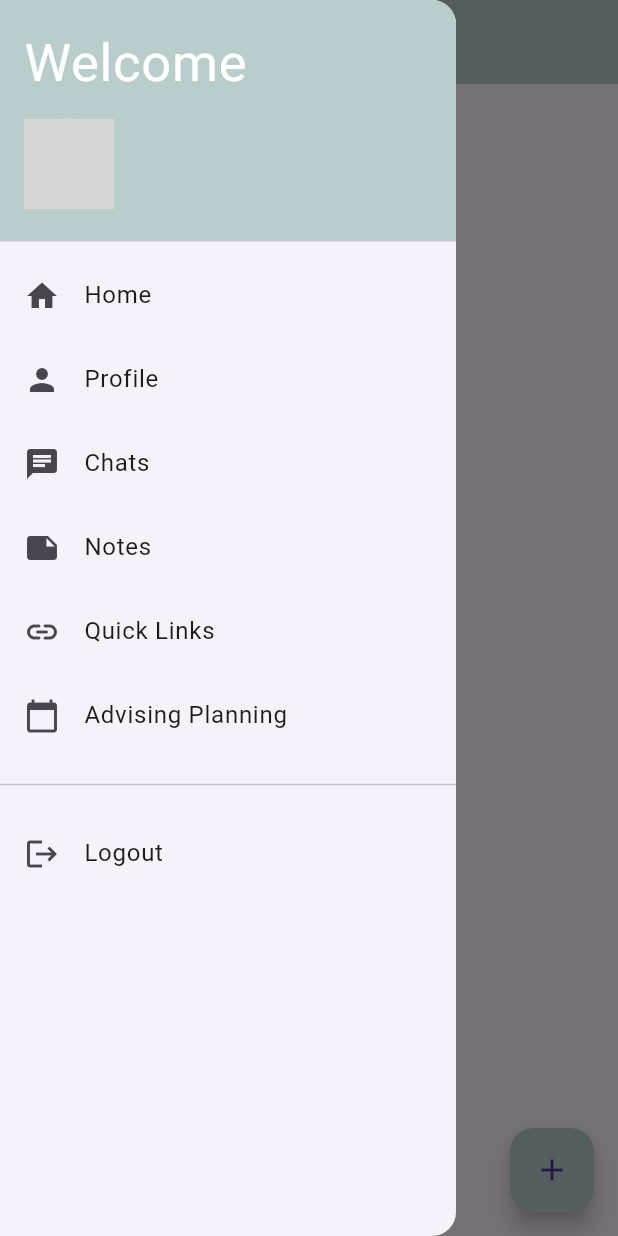
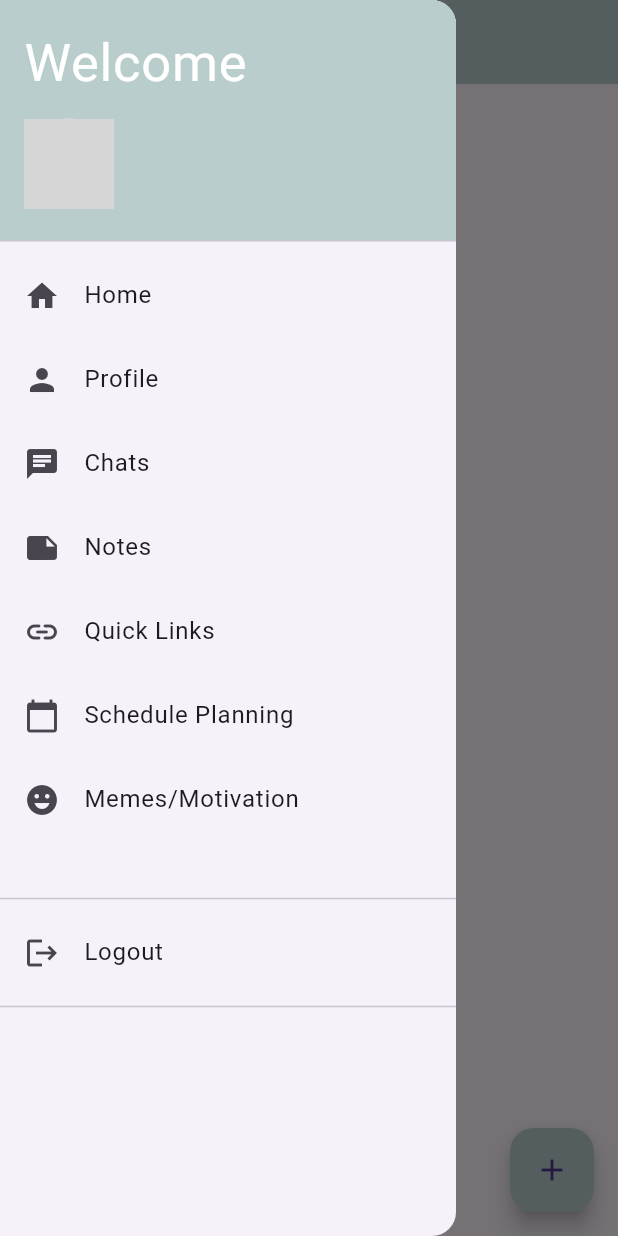
Before and after one commit to X-Irrelevant-X/UMate, a Flutter app: the Notes screen opened directly, with the side drawer open, on a phone screen of 412 x 824 dp. Run offline on Flutter 3.47's test engine with Material 3 defaults, Android fonts, the phone set to English and light mode, and no system bars; our stand-ins replace auto_size_text, cloud_firestore, firebase_auth, firebase_core, firebase_storage, image_picker; accounts and stored records are empty; network calls fail; grey boxes are pictures that could not be loaded.

Commit message:
v 0.8
Added Reddit Memes and motivation Tab. UI for scheduling.

```diff
--- /dev/null
+++ b/lib/controller/memes_c.dart
@@ -0,0 +1,31 @@
+import 'dart:convert';
+import 'package:http/http.dart';
+import 'dart:math';
+
+class FetchMeme {
+  static final List<String> subredList = [
+    'IslamicQuotes',
+    'ProgrammerHumor',
+    'wholesomememes',
+    'StoicMemes',
+    'engineeringmemes',
+  ];
+
+  static Future<String> fetchNewMeme() async {
+    try {
+      String randomSubreddit;
+
+      randomSubreddit = subredList[Random().nextInt(subredList.length)];
+
+      Response response = await get(Uri.parse("https://meme-api.com/gimme/$randomSubreddit"));
+      Map bodydata = jsonDecode(response.body);
+      String memeUrl = bodydata["url"];
+
+
+      return memeUrl;
+    } catch (e) {
+      print("Error fetching meme: $e");
+      throw Exception("Failed to fetch meme");
+    }
+  }
+}
--- a/lib/view/profile.dart
+++ b/lib/view/profile.dart
@@ -91,10 +91,10 @@ class ProfileState extends State<ProfilePage> {
                       backgroundImage: _image != null
                         ? FileImage(_image!) as ImageProvider<Object>?
                         : widget.user.avatarurl != null
-                            ? NetworkImage(widget.user.avatarurl!) as ImageProvider<Object>? // Load image from URL
+                            ? NetworkImage(widget.user.avatarurl!) as ImageProvider<Object>?
                             : null,
 
-                      child: _image == null && widget.user.avatarurl == null
+                      child: ((_image == null && widget.user.avatarurl == null) || widget.user.avatarurl!.isEmpty)
                           ? const Icon(Icons.add_a_photo, size: 40)
                           : null,
                     ),
--- a/lib/view/advising.dart
+++ b/lib/view/schedule.dart
@@ -1,8 +1,9 @@
 import 'package:flutter/material.dart';
 import 'package:umate/view/sidebar.dart';
 
-class AdvisingPlanning extends StatelessWidget {
-  const AdvisingPlanning({Key? key}) : super(key: key);
+
+class SchedulePlanning extends StatelessWidget {
+  const SchedulePlanning({super.key});
 
   @override
   Widget build(BuildContext context) {
@@ -10,7 +11,7 @@ class AdvisingPlanning extends StatelessWidget {
       home: Scaffold(
         appBar: AppBar(
           title: const Text(
-            "Advising Planning",
+            "Schedule Planning",
             style: TextStyle(fontSize: 30),
           ),
           centerTitle: true,
@@ -138,7 +139,7 @@ class AdvisingPlanning extends StatelessWidget {
 
   void _addCourse(BuildContext context, String course) {
     // Implement adding the course
-    Navigator.pop(context); // Close the Add Course popup
+    Navigator.pop(context);
   }
 
   void _showDayPlan(BuildContext context, int day) {
@@ -166,7 +167,3 @@ class AdvisingPlanning extends StatelessWidget {
     }
   }
 }
-
-void main() {
-  runApp(const AdvisingPlanning());
-}
--- a/lib/view/sidebar.dart
+++ b/lib/view/sidebar.dart
@@ -1,8 +1,9 @@
 import 'package:flutter/material.dart';
 import 'package:umate/controller/sidebar_c.dart';
 import 'package:umate/model/user.dart';
-import 'package:umate/view/advising.dart';
+import 'package:umate/view/schedule.dart';
 import 'package:umate/view/friends.dart';
+import 'package:umate/view/memes.dart';
 import 'package:umate/view/notes.dart';
 import 'package:umate/view/home.dart';
 import 'package:umate/view/social_links.dart';
@@ -30,7 +31,7 @@ class SideBar extends StatelessWidget {
                       color: Colors.white,
                       fontSize: 35,
                     ),
-                 ),
+                ),
                 );
               } else if (snapshot.hasError) {
                 return const DrawerHeader(
@@ -63,8 +64,9 @@ class SideBar extends StatelessWidget {
                             CircleAvatar(
                               radius: 30,
                               backgroundImage: user.avatarurl != null
-                                  ? NetworkImage(user.avatarurl!) as ImageProvider<Object>?
+                                  ? NetworkImage(user.avatarurl!)
                                   : null,
+                              child: user.avatarurl == null ? Icon(Icons.person) : null,
                             ),
                             SizedBox(width: 10),
                             Text(
@@ -119,14 +121,20 @@ class SideBar extends StatelessWidget {
           ),
           ListTile(
             leading: Icon(Icons.calendar_today),
-            title: Text('Advising Planning'),
+            title: Text('Schedule Planning'),
             onTap: () {
-              SidebarController().navigateToPage(context, AdvisingPlanning());
+              SidebarController().navigateToPage(context, SchedulePlanning());
             },
           ),
-          const SizedBox(height: 10),
+          ListTile(
+            leading: Icon(Icons.emoji_emotions),
+            title: Text('Memes/Motivation'),
+            onTap: () {
+              SidebarController().navigateToPage(context, MemesScreen());
+            },
+          ),
+          const SizedBox(height: 30),
           const Divider(),
-          const SizedBox(height: 10),
           ListTile(
             leading: Icon(Icons.logout),
             title: Text('Logout'),
@@ -134,6 +142,8 @@ class SideBar extends StatelessWidget {
               LoginController().logout(context);
             },
           ),
+          const Divider(),
+          const SizedBox(height: 10),
         ],
       ),
     );
--- a/lib/view/social_links.dart
+++ b/lib/view/social_links.dart
@@ -154,10 +154,10 @@ class ExternalResourceCard extends StatelessWidget {
   @override
   Widget build(BuildContext context) {
     final partsUri = Uri.parse(resourceUrl);
-    final hostParts = partsUri.host?.split('.');
+    final hostParts = partsUri.host.split('.');
 
     String host = '';
-    if (hostParts != null) {
+    if (hostParts.isNotEmpty) {
       if (hostParts.length == 2) {
         host = hostParts.first[0].toUpperCase() + hostParts.first.substring(1).toLowerCase();
       } else if (hostParts.length == 3) {
--- a/pubspec.yaml
+++ b/pubspec.yaml
@@ -19,6 +19,8 @@ dependencies:
   path: any
   auto_size_text: ^3.0.0
   intl: ^0.19.0
+  http: any
+  shared_preferences: any
 
 dev_dependencies:
   flutter_test:
```
Also changed, not shown: lib/view/memes.dart (added, +80 -0 lines), pubspec.lock, 1 other file.
